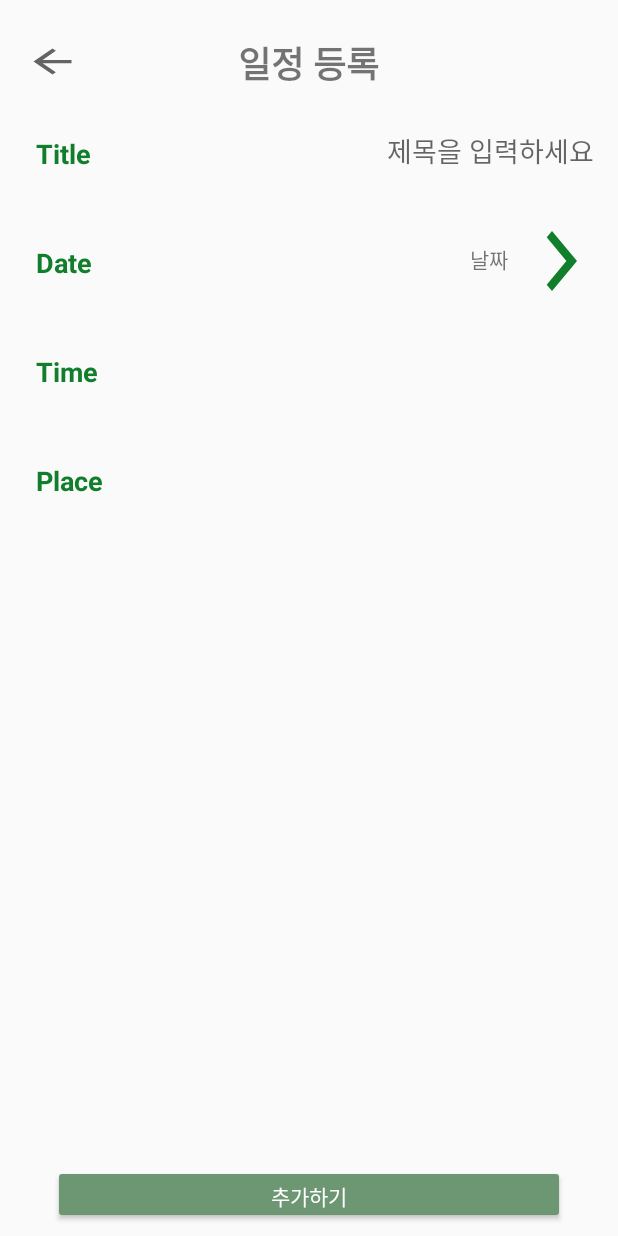
After one commit to 8hojung24/Android_EveryTeamProject, an Android app: the layout activity_schedule_registration.xml on its own in the app's theme, with its tools: preview values and no code run, on a phone screen of 412 x 824 dp. The commit adds this screen. Run offline under Robolectric (Android 15) with nearby library versions, the phone set to English and light mode, and no system bars.

Commit message:
schedule_registration

```diff
--- /dev/null
+++ b/app/src/main/res/drawable/ic_baseline_arrow_back_24.xml
@@ -0,0 +1,11 @@
+<vector xmlns:android="http://schemas.android.com/apk/res/android"
+    android:width="24dp"
+    android:height="24dp"
+    android:viewportWidth="24"
+    android:viewportHeight="24"
+    android:tint="?attr/colorControlNormal"
+    android:autoMirrored="true">
+  <path
+      android:fillColor="@android:color/white"
+      android:pathData="M20,11H7.83l5.59,-5.59L12,4l-8,8 8,8 1.41,-1.41L7.83,13H20v-2z"/>
+</vector>
--- /dev/null
+++ b/app/src/main/res/layout/activity_schedule_registration.xml
@@ -0,0 +1,168 @@
+<?xml version="1.0" encoding="utf-8"?>
+<androidx.constraintlayout.widget.ConstraintLayout xmlns:android="http://schemas.android.com/apk/res/android"
+    xmlns:app="http://schemas.android.com/apk/res-auto"
+    xmlns:tools="http://schemas.android.com/tools"
+    android:id="@+id/title"
+    android:layout_width="match_parent"
+    android:layout_height="match_parent"
+    tools:context=".Schedule_registration">
+
+    <Button
+        android:id="@+id/back"
+        android:layout_width="38dp"
+        android:layout_height="26dp"
+        android:layout_marginStart="16dp"
+        android:layout_marginTop="28dp"
+        android:background="@drawable/ic_baseline_arrow_back_24"
+        app:layout_constraintEnd_toStartOf="@+id/textView5"
+        app:layout_constraintHorizontal_bias="0.0"
+        app:layout_constraintStart_toStartOf="parent"
+        app:layout_constraintTop_toTopOf="parent" />
+
+    <TextView
+        android:id="@+id/textView5"
+        android:layout_width="wrap_content"
+        android:layout_height="wrap_content"
+        android:layout_marginTop="24dp"
+        android:text="일정 등록"
+        android:textAlignment="center"
+        android:textSize="24sp"
+        android:textStyle="bold"
+        app:layout_constraintEnd_toEndOf="parent"
+        app:layout_constraintHorizontal_bias="0.498"
+        app:layout_constraintStart_toStartOf="parent"
+        app:layout_constraintTop_toTopOf="parent" />
+
+    <TextView
+        android:id="@+id/ScheduleTitle"
+        android:layout_width="wrap_content"
+        android:layout_height="wrap_content"
+        android:layout_marginStart="24dp"
+        android:layout_marginTop="36dp"
+        android:text="Title"
+        android:textColor="@color/TeamColor"
+        android:textSize="18sp"
+        android:textStyle="bold"
+        app:layout_constraintStart_toStartOf="parent"
+        app:layout_constraintTop_toBottomOf="@+id/back" />
+
+    <EditText
+        android:id="@+id/Title"
+        android:layout_width="wrap_content"
+        android:layout_height="wrap_content"
+        android:layout_marginEnd="16dp"
+        android:layout_marginBottom="24dp"
+        android:background="@null"
+        android:ems="10"
+        android:hint="제목을 입력하세요"
+        android:textAlignment="textEnd"
+        app:layout_constraintBottom_toBottomOf="@+id/view6"
+        app:layout_constraintEnd_toEndOf="parent"
+        app:layout_constraintHorizontal_bias="1.0"
+        app:layout_constraintStart_toEndOf="@+id/ScheduleTitle" />
+
+    <View
+        android:id="@+id/view6"
+        android:layout_width="match_parent"
+        android:layout_height="2px"
+        app:layout_constraintBottom_toTopOf="@+id/ScheduleTitle"
+        app:layout_constraintEnd_toEndOf="parent"
+        app:layout_constraintHorizontal_bias="0.0"
+        app:layout_constraintStart_toStartOf="parent"
+        app:layout_constraintTop_toBottomOf="@+id/Date"
+        app:layout_constraintVertical_bias="0.505" />
+
+    <TextView
+        android:id="@+id/Date"
+        android:layout_width="wrap_content"
+        android:layout_height="wrap_content"
+        android:layout_marginStart="24dp"
+        android:layout_marginTop="48dp"
+        android:text="Date"
+        android:textColor="@color/TeamColor"
+        android:textSize="18sp"
+        android:textStyle="bold"
+        app:layout_constraintStart_toStartOf="parent"
+        app:layout_constraintTop_toBottomOf="@+id/ScheduleTitle" />
+
+    <View
+        android:layout_width="match_parent"
+        android:layout_height="2px"
+        app:layout_constraintBottom_toTopOf="@+id/Date"
+        app:layout_constraintEnd_toEndOf="parent"
+        app:layout_constraintHorizontal_bias="0.0"
+        app:layout_constraintStart_toStartOf="parent"
+        app:layout_constraintTop_toBottomOf="@+id/Time"
+        app:layout_constraintVertical_bias="0.505" />
+
+    <TextView
+        android:id="@+id/Time"
+        android:layout_width="wrap_content"
+        android:layout_height="wrap_content"
+        android:layout_marginStart="24dp"
+        android:layout_marginTop="48dp"
+        android:text="Time"
+        android:textColor="@color/TeamColor"
+        android:textSize="18sp"
+        android:textStyle="bold"
+        app:layout_constraintStart_toStartOf="parent"
+        app:layout_constraintTop_toBottomOf="@+id/Date" />
+
+    <View
+        android:layout_width="match_parent"
+        android:layout_height="2px"
+        app:layout_constraintBottom_toTopOf="@+id/Time"
+        app:layout_constraintEnd_toEndOf="parent"
+        app:layout_constraintHorizontal_bias="0.0"
+        app:layout_constraintStart_toStartOf="parent"
+        app:layout_constraintTop_toBottomOf="@+id/Place"
+        app:layout_constraintVertical_bias="0.505" />
+
+    <TextView
+        android:id="@+id/Place"
+        android:layout_width="wrap_content"
+        android:layout_height="wrap_content"
+        android:layout_marginStart="24dp"
+        android:layout_marginTop="48dp"
+        android:text="Place"
+        android:textColor="@color/TeamColor"
+        android:textSize="18sp"
+        android:textStyle="bold"
+        app:layout_constraintStart_toStartOf="parent"
+        app:layout_constraintTop_toBottomOf="@+id/Time" />
+
+    <TextView
+        android:id="@+id/ShowDate"
+        android:layout_width="wrap_content"
+        android:layout_height="wrap_content"
+        android:layout_marginStart="252dp"
+        android:layout_marginTop="24dp"
+        android:text="날짜"
+        android:textAlignment="textEnd"
+        app:layout_constraintStart_toEndOf="@+id/Date"
+        app:layout_constraintTop_toBottomOf="@+id/view6" />
+
+    <Button
+        android:id="@+id/ChooseDate"
+        android:layout_width="40dp"
+        android:layout_height="48dp"
+        android:layout_marginTop="12dp"
+        android:background="@drawable/ic_baseline_arrow_forward_ios_24"
+        app:layout_constraintEnd_toEndOf="parent"
+        app:layout_constraintHorizontal_bias="0.483"
+        app:layout_constraintStart_toEndOf="@+id/ShowDate"
+        app:layout_constraintTop_toBottomOf="@+id/view6" />
+
+    <Button
+        android:id="@+id/addShedule"
+        android:layout_width="341dp"
+        android:layout_height="39dp"
+        android:layout_marginBottom="8dp"
+        android:backgroundTint="#6D9773"
+        android:text="추가하기"
+        android:textColor="#FFFFFF"
+        app:layout_constraintBottom_toBottomOf="parent"
+        app:layout_constraintEnd_toEndOf="parent"
+        app:layout_constraintStart_toStartOf="parent" />
+
+</androidx.constraintlayout.widget.ConstraintLayout>
```
Also changed, not shown: app/src/main/java/com/example/everyteamproject/Schedule_registration.kt (added, +46 -0 lines), app/src/main/res/layout/fragment_calendar.xml (+139 -5 lines).
